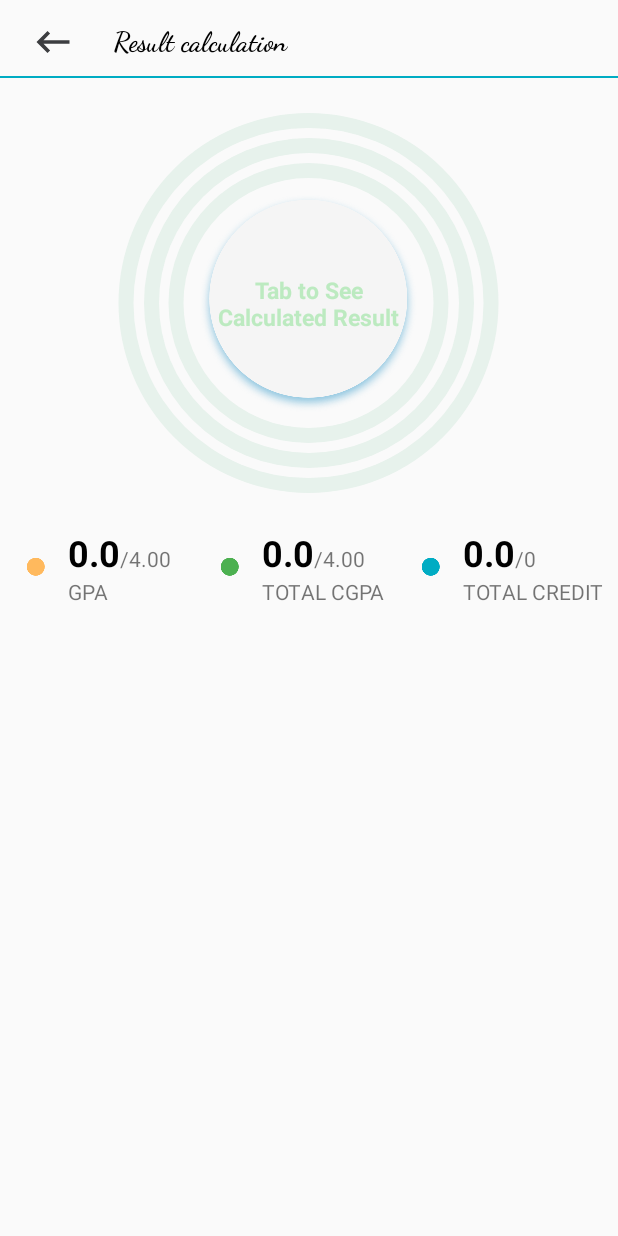
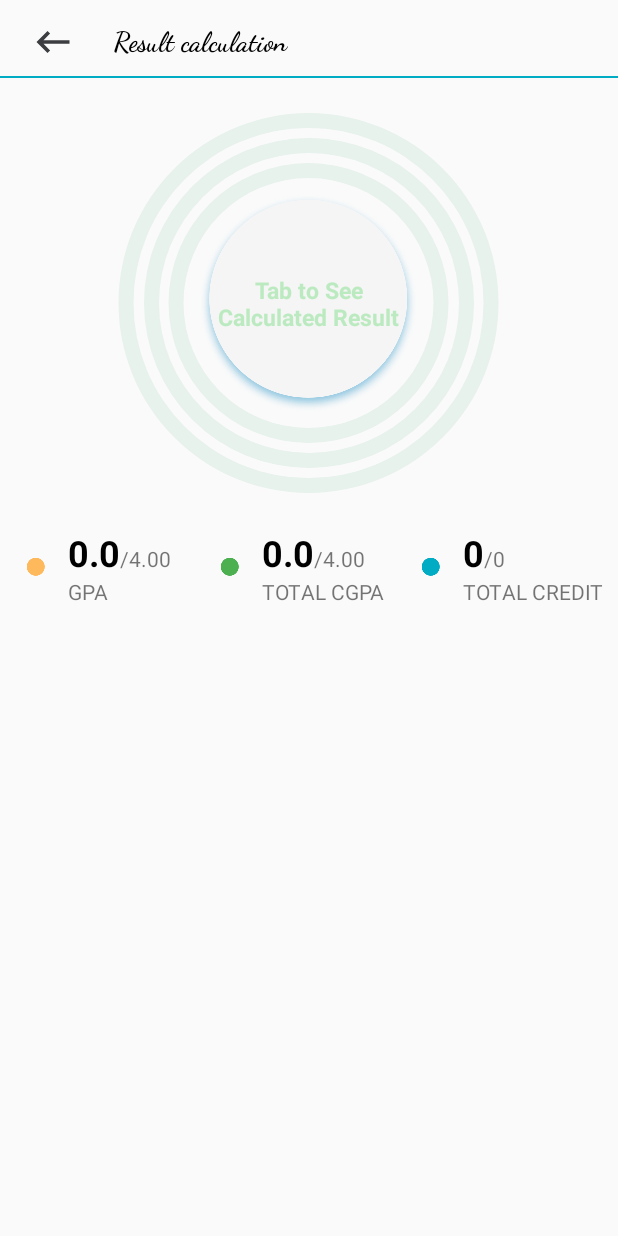
Before and after one commit to Arafat6462/AIUB-Student, an Android app: the fragment ResultCalculationFragment placed in its activity, after a tap on an icon or button, on a phone screen of 412 x 824 dp. Run offline under Robolectric (Android 15) with nearby library versions, the phone set to English and light mode, and no system bars; libraries missing offline, so code that uses them is left out: com.github.mikephil.charting; 69 statements that could not run were skipped.

Commit message:
make app-sharing link and edit share button & total credit

```diff
--- a/AIUBStudent/app/src/main/java/com/arafat6462/aiubstudent/DashboardFragment.java
+++ b/AIUBStudent/app/src/main/java/com/arafat6462/aiubstudent/DashboardFragment.java
@@ -1,6 +1,7 @@
 package com.arafat6462.aiubstudent;
 
 import android.animation.ObjectAnimator;
+import android.content.Intent;
 import android.graphics.Color;
 import android.os.Bundle;
 
@@ -43,7 +44,7 @@ public class DashboardFragment extends Fragment {
     public static final float MAX_CREDIT = 20, MIN_CREDIT = 0, MAX_CGPA = 4, MIN_CGPA = 0;
     public static final int CreditStepMinToMax = 8, CgpaStepMinToMax = 5;
     private RadarChart chart;
-    public TextView student_current_cgpa , student_current_completed_credit,totalCredit;
+    public TextView student_current_cgpa , student_current_completed_credit,totalCredit, shareApp;
 
     // for data
     ParseDataFromPortal parseData = new ParseDataFromPortal(null,null,null);
@@ -59,7 +60,7 @@ public class DashboardFragment extends Fragment {
         RadarButtonCredit = view.findViewById(R.id.RadarButtonCredit);
 
 /////////////// progress bar /////////////
-        double progressBarBlueProgress = ParseDataFromPortal.getCompletedCredit() * 100 / ParseDataFromPortal.getTotalCredit(), progressBarGreenProgress = parseData.getCgpa() * 100 / 4; // set this value as credit and cgpa
+        double  progressBarBlueProgress = ParseDataFromPortal.getCompletedCredit() * 100 / ParseDataFromPortal.getTotalCredit(), progressBarGreenProgress = parseData.getCgpa() * 100 / 4; // set this value as credit and cgpa
 
         progressBarBlue = view.findViewById(R.id.progressBarBlue);
         progressBarGreen = view.findViewById(R.id.progressBarGreen);
@@ -127,6 +128,23 @@ public class DashboardFragment extends Fragment {
             }
         });
 /////////////////////////////  calculate cgpa //////////////
+
+
+        //------------------------- app share button ------------------------------//
+        shareApp = view.findViewById(R.id.share_button);
+        shareApp.setOnClickListener(new View.OnClickListener() {
+            @Override
+            public void onClick(View view) {
+
+                Intent shareIntent = new Intent();
+                shareIntent.setAction(Intent.ACTION_SEND);
+                shareIntent.putExtra(Intent.EXTRA_SUBJECT,getString(R.string.link_subject));
+                shareIntent.putExtra(Intent.EXTRA_TEXT, getString(R.string.link)); // application link
+                shareIntent.setType("text/plain");
+                startActivity(shareIntent);
+            }
+        });
+        //------------------------- app share button ------------------------------//
 
         return view;
     }
--- a/AIUBStudent/app/src/main/java/com/arafat6462/aiubstudent/ResultCalculation.java
+++ b/AIUBStudent/app/src/main/java/com/arafat6462/aiubstudent/ResultCalculation.java
@@ -16,7 +16,7 @@ public class ResultCalculation {
 
     double currentSemesterResult;
     double totalCgpa;
-    double totalCredit ;
+    int totalCreditCompleted;
 
     public void calculateResult(double completedCgpa, double completedCredit, int[] seekBarValue, int[] seekBarValueRetake, ArrayList<Double> perCourseCredit) {
 
@@ -29,7 +29,7 @@ public class ResultCalculation {
           totalCreditCurrentSemester = 0;
           currentSemesterResult =0;
           totalCgpa =0;
-          totalCredit =0;
+          totalCreditCompleted =0;
           backUpCreditForThisSemester = 0;
           backUpGpaForThisSemester = 0;
 
@@ -164,7 +164,7 @@ public class ResultCalculation {
         }
 
         // credit
-        totalCredit = completedCredit + totalCreditCurrentSemester;
+        totalCreditCompleted = (int) (completedCredit + totalCreditCurrentSemester);
 
         // cgpa
         totalGpaCurrentSemester = Math.round(totalGpaCurrentSemester*100)/100.0d;
@@ -193,8 +193,8 @@ public class ResultCalculation {
         return totalCgpa;
     }
 
-    public int getTotalCredit() {
-        return (int) totalCredit;
+    public int getTotalCreditCompleted() {
+        return totalCreditCompleted;
     }
 
 }
--- a/AIUBStudent/app/src/main/java/com/arafat6462/aiubstudent/ResultCalculationFragment.java
+++ b/AIUBStudent/app/src/main/java/com/arafat6462/aiubstudent/ResultCalculationFragment.java
@@ -94,7 +94,7 @@ public class ResultCalculationFragment extends Fragment {
 
 
         /////////////// progress bar /////////////
-        double progressBarBlueProgress = parseData.getCompletedCredit() * 100 / 148, progressBarGreenProgress = parseData.getCgpa() * 100 / 4, progressBarYellowProgress = 0.0 * 100 / 4; // set this value as credit and cgpa
+        double progressBarBlueProgress = parseData.getCompletedCredit() * 100 / ParseDataFromPortal.getTotalCredit(), progressBarGreenProgress = parseData.getCgpa() * 100 / 4, progressBarYellowProgress = 0.0 * 100 / 4; // set this value as credit and cgpa
 
         progressBarBlue = view.findViewById(R.id.progressBarBlue);
         progressBarGreen = view.findViewById(R.id.progressBarGreen);
@@ -169,7 +169,7 @@ public class ResultCalculationFragment extends Fragment {
 
 
         /////////////// progress bar update /////////////
-        double progressBarBlueProgress = resultCalculation.totalCredit * 100 / 148,
+        double  progressBarBlueProgress = resultCalculation.totalCreditCompleted * 100 / ParseDataFromPortal.getTotalCredit(),
                 progressBarGreenProgress = resultCalculation.totalCgpa * 100 / 4,
                 progressBarYellowProgress = resultCalculation.currentSemesterResult * 100 / 4; // set this value as credit and cgpa
 
@@ -187,7 +187,7 @@ public class ResultCalculationFragment extends Fragment {
         progressAnimatorYellow.start();
 
         totalCgpa.setText(String.valueOf(resultCalculation.totalCgpa)); // converting double to string.
-        totalCompletedCredit.setText(String.valueOf(resultCalculation.totalCredit));
+        totalCompletedCredit.setText(String.valueOf(resultCalculation.totalCreditCompleted));
         thisSemesterGpa.setText(String.valueOf(resultCalculation.currentSemesterResult));
         calculated_Result_TextView.setTextColor(Color.parseColor( "#BCEAC0"));
 
--- a/AIUBStudent/app/src/main/res/values/strings.xml
+++ b/AIUBStudent/app/src/main/res/values/strings.xml
@@ -12,6 +12,9 @@
     <string name="internet_connection_message">Check your network settings and try again.</string>
     <string name="loading">Loading...</string>
     <string name="loading_message">Wait Please</string>
+    <string name="link_subject">AIUB-Student</string>
+    <string name="link">www.arafat.net</string>
+    <string name="share">Share</string>
 
 
     <!--    for RecyclerView-->
```
Also changed, not shown: AIUBStudent/app/src/main/res/layout/fragment_dashboard.xml (+3 -4 lines).
